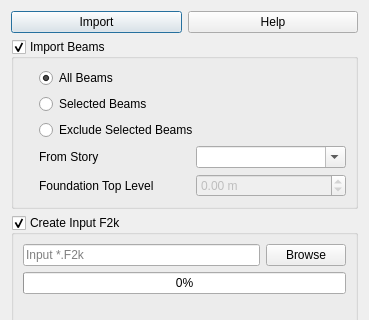
Qt form safe/punch/Resources/ui/etabs_panel.ui (ebrahimraeyat/OSAFE) before a commit; both pictures show x 0 to 369 and y 0 to 320 of the 369 by 825 pixel window.
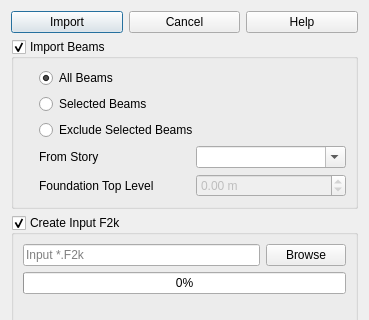
The same form after that commit. Icons and pictures are not drawn.

Commit message: Remove standard buttons from dialogs

What changed in the file:
```diff
--- a/safe/punch/Resources/ui/etabs_panel.ui
+++ b/safe/punch/Resources/ui/etabs_panel.ui
@@ -29,6 +29,32 @@
         <iconset resource="../../py_widget/resource.qrc">
          <normaloff>:/safe/Resources/icons/import.svg</normaloff>:/safe/Resources/icons/import.svg</iconset>
        </property>
+       <property name="iconSize">
+        <size>
+         <width>40</width>
+         <height>40</height>
+        </size>
+       </property>
+      </widget>
+     </item>
+     <item>
+      <widget class="QPushButton" name="cancel_pushbutton">
+       <property name="text">
+        <string>Cancel</string>
+       </property>
+       <property name="icon">
+        <iconset resource="../../py_widget/resource.qrc">
+         <normaloff>:/safe/Resources/icons/cancel.png</normaloff>:/safe/Resources/icons/cancel.png</iconset>
+       </property>
+       <property name="iconSize">
+        <size>
+         <width>40</width>
+         <height>40</height>
+        </size>
+       </property>
+       <property name="shortcut">
+        <string/>
+       </property>
       </widget>
      </item>
      <item>
@@ -40,6 +66,12 @@
         <iconset resource="../../py_widget/resource.qrc">
          <normaloff>:/safe/Resources/icons/help.png</normaloff>:/safe/Resources/icons/help.png</iconset>
        </property>
+       <property name="iconSize">
+        <size>
+         <width>40</width>
+         <height>40</height>
+        </size>
+       </property>
        <property name="shortcut">
         <string/>
        </property>
```
The commit also changes 14 other files.
